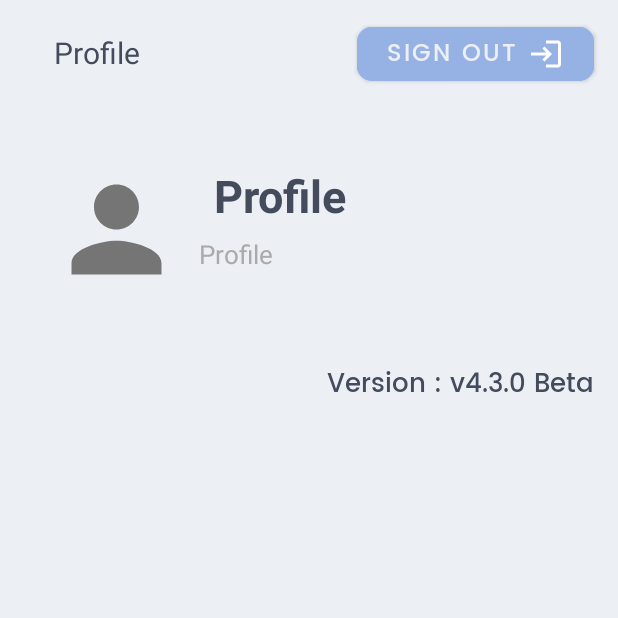
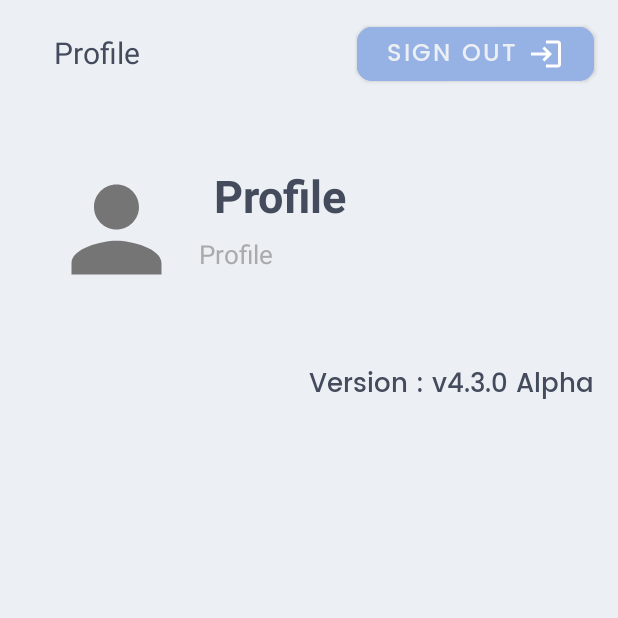
Before and after one commit to ETS-Android3/eidetic, an Android app: the fragment fourthFragment placed in its activity, on a phone screen of 412 x 824 dp, the top half of it. Run offline under Robolectric (Android 15) with nearby library versions, the phone set to English and light mode, and no system bars; our stand-ins replace Picasso; libraries missing offline, so code that uses them is left out: com.mikhaellopez.circularimageview; plain views replace CircularImageView; 1 statement that could not run was skipped.

Commit message:
added new version 4.3.0 Alpha

```diff
--- a/app/src/main/res/values/strings.xml
+++ b/app/src/main/res/values/strings.xml
@@ -2,5 +2,5 @@
     <string name="app_name">eidetic</string>
     <!-- TODO: Remove or change this placeholder text -->
     <string name="hello_blank_fragment">Hello blank fragment</string>
-    <string name="appversion">Version : v4.3.0 Beta</string>
+    <string name="appversion">Version : v4.3.0 Alpha</string>
 </resources>
```
